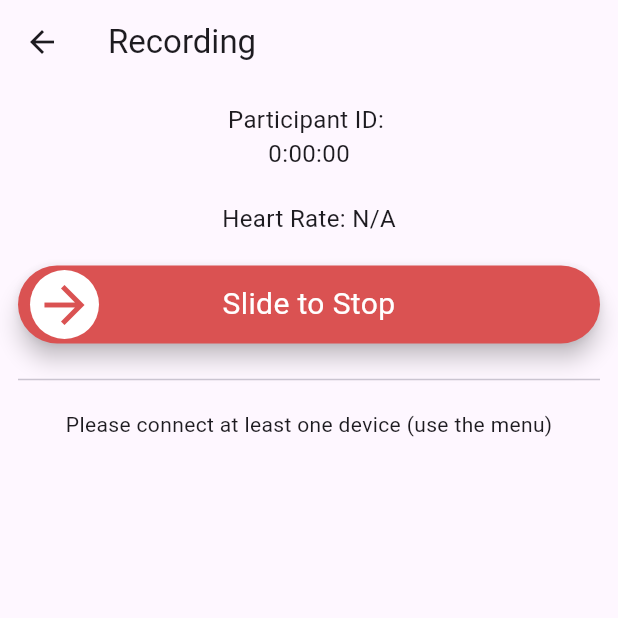
After one commit to OpenEarable/open_earable_sport_study, a Flutter app: the RecordingPage screen opened directly, on a phone screen of 412 x 824 dp, the top half of it. The commit adds this screen. Run offline on Flutter 3.47's test engine with Material 3 defaults, Android fonts, the phone set to English and light mode, and no system bars; drawn by our look-alikes of slide_to_act; our stand-ins replace flutter_svg, shared_preferences; missing offline and left inert: open_earable_flutter, open_earable_flutter_edge_ml_connection; accounts and stored records are empty; statements that could not run were skipped.

Commit message:
Add recording page

```diff
--- a/lib/main.dart
+++ b/lib/main.dart
@@ -5,6 +5,7 @@ import 'controllers/connected_device_controller.dart';
 import 'controllers/settings_controller.dart';
 import 'controllers/recording_controller.dart';
 import 'pages/home_page.dart';
+import 'pages/recording_page.dart';
 
 void main() {
   runApp(
@@ -47,10 +48,14 @@ class MyApp extends StatelessWidget {
 
   @override
   Widget build(BuildContext context) {
-    return const MaterialApp(
+    final recordingController = Provider.of<RecordingController>(context);
+
+    return MaterialApp(
       debugShowCheckedModeBanner: false,
       title: 'Bluetooth Devices App',
-      home: HomePage(),
+      home: recordingController.isRecording
+          ? const RecordingPage()
+          : const HomePage(),
     );
   }
 }
--- /dev/null
+++ b/lib/pages/recording_page.dart
@@ -0,0 +1,87 @@
+import 'package:flutter/material.dart';
+import 'package:provider/provider.dart';
+import 'package:slide_to_act/slide_to_act.dart';
+
+import '../controllers/connected_device_controller.dart';
+import '../controllers/recording_controller.dart';
+import '../controllers/settings_controller.dart';
+import '../widgets/wearable_info_list_widget.dart';
+
+class RecordingPage extends StatelessWidget {
+  const RecordingPage({Key? key}) : super(key: key);
+
+  String _formatDuration(Duration duration) {
+    return duration.toString().split('.').first;
+  }
+
+  @override
+  Widget build(BuildContext context) {
+    final recordingController = Provider.of<RecordingController>(context);
+    final settingsController = Provider.of<SettingsController>(context);
+    final connectedDeviceController =
+        Provider.of<ConnectedDeviceController>(context);
+
+    return Scaffold(
+      appBar: AppBar(
+        title: const Text('Recording'),
+      ),
+      body: SingleChildScrollView(
+        child: Padding(
+          padding: const EdgeInsets.all(12.0),
+          child: Center(
+            child: Column(
+              mainAxisAlignment: MainAxisAlignment.start,
+              children: [
+                Text(
+                  "Participant ID: ${settingsController.participantId}",
+                  style: const TextStyle(fontSize: 16),
+                ),
+                Text(
+                  _formatDuration(recordingController.recordingDuration),
+                  style: const TextStyle(fontSize: 16),
+                ),
+                const SizedBox(height: 20),
+                StreamBuilder(
+                  stream: connectedDeviceController.heartRateStream,
+                  builder: (_, snapshot) {
+                    if (snapshot.hasData) {
+                      return Text(
+                        "Heart Rate: ${snapshot.data}bpm",
+                        style: const TextStyle(fontSize: 16),
+                      );
+                    } else {
+                      return const Text(
+                        "Heart Rate: N/A",
+                        style: TextStyle(fontSize: 16),
+                      );
+                    }
+                  },
+                ),
+                const SizedBox(height: 20),
+                SlideAction(
+                  height: 52.0,
+                  borderRadius: 52,
+                  sliderButtonIconSize: 40.0,
+                  sliderButtonIconPadding: 3,
+                  text: "Slide to Stop",
+                  outerColor: const Color(0xFFDA5252),
+                  textStyle: const TextStyle(
+                    fontSize: 20,
+                    color: Colors.white,
+                  ),
+                  onSubmit: () async {
+                    recordingController.stop();
+                  },
+                ),
+                const SizedBox(height: 16),
+                const Divider(),
+                const SizedBox(height: 12),
+                const WearableInfoListWidget(),
+              ],
+            ),
+          ),
+        ),
+      ),
+    );
+  }
+}
--- a/pubspec.yaml
+++ b/pubspec.yaml
@@ -52,6 +52,7 @@ dependencies:
   provider: ^6.1.2
   collection: ^1.19.1
   shared_preferences: ^2.5.3
+  slide_to_act: ^2.0.2
 
 dev_dependencies:
   flutter_test:
```
Also changed, not shown: pubspec.lock.
